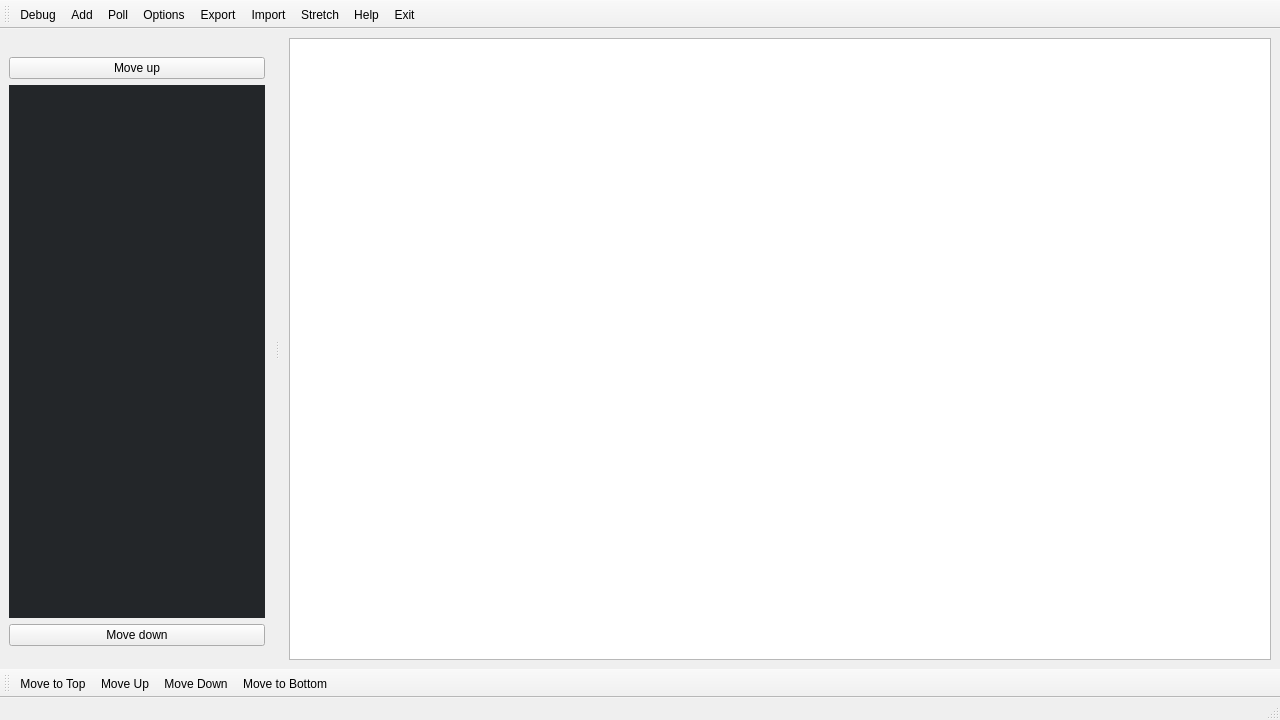
Qt form src/core/mainwindow.ui (kik4444/simple-process-tracker) before a commit.
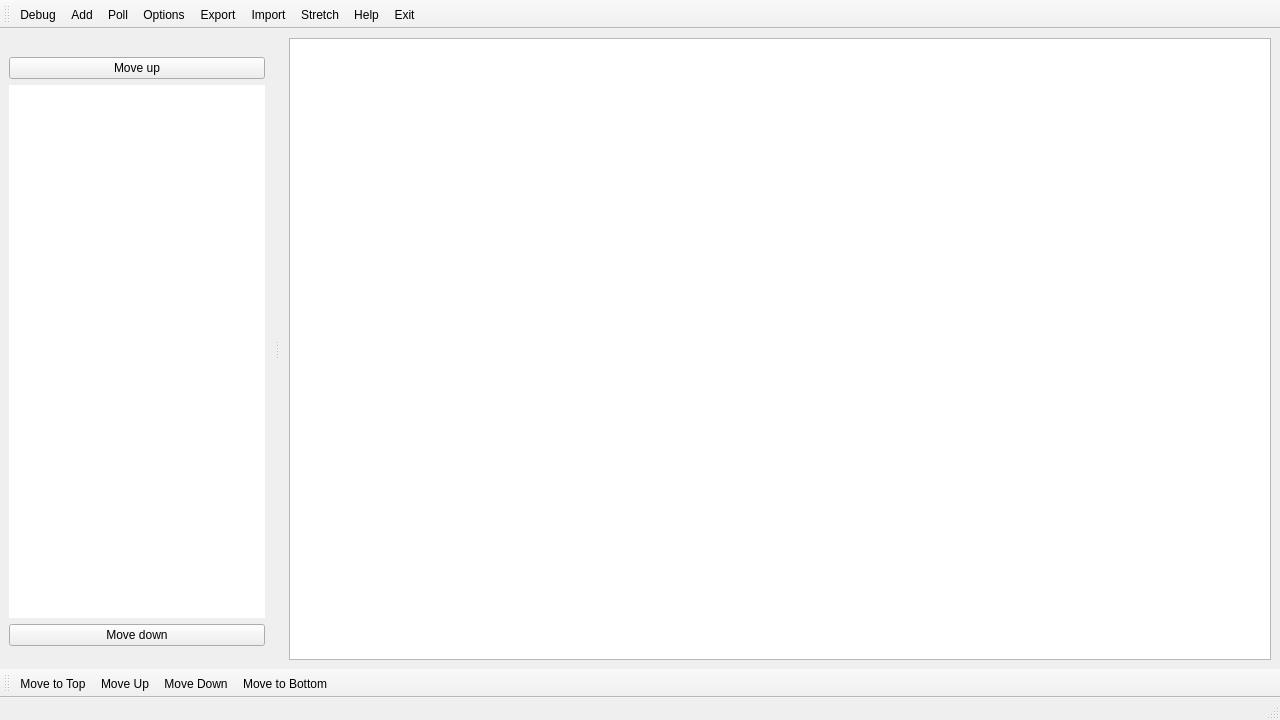
The same form after that commit. Icons and pictures are not drawn.

Commit message: Removed custom categories table palette

```diff
--- a/src/core/mainwindow.ui
+++ b/src/core/mainwindow.ui
@@ -102,583 +102,6 @@
      </item>
      <item>
       <widget class="QTableView" name="categoriesTable">
-       <property name="palette">
-        <palette>
-         <active>
-          <colorrole role="WindowText">
-           <brush brushstyle="SolidPattern">
-            <color alpha="255">
-             <red>239</red>
-             <green>240</green>
-             <blue>241</blue>
-            </color>
-           </brush>
-          </colorrole>
-          <colorrole role="Button">
-           <brush brushstyle="SolidPattern">
-            <color alpha="255">
-             <red>49</red>
-             <green>54</green>
-             <blue>59</blue>
-            </color>
-           </brush>
-          </colorrole>
-          <colorrole role="Light">
-           <brush brushstyle="SolidPattern">
-            <color alpha="255">
-             <red>24</red>
-             <green>27</green>
-             <blue>29</blue>
-            </color>
-           </brush>
-          </colorrole>
-          <colorrole role="Midlight">
-           <brush brushstyle="SolidPattern">
-            <color alpha="255">
-             <red>37</red>
-             <green>41</green>
-             <blue>44</blue>
-            </color>
-           </brush>
-          </colorrole>
-          <colorrole role="Dark">
-           <brush brushstyle="SolidPattern">
-            <color alpha="255">
-             <red>98</red>
-             <green>108</green>
-             <blue>118</blue>
-            </color>
-           </brush>
-          </colorrole>
-          <colorrole role="Mid">
-           <brush brushstyle="SolidPattern">
-            <color alpha="255">
-             <red>65</red>
-             <green>72</green>
-             <blue>78</blue>
-            </color>
-           </brush>
-          </colorrole>
-          <colorrole role="Text">
-           <brush brushstyle="SolidPattern">
-            <color alpha="255">
-             <red>239</red>
-             <green>240</green>
-             <blue>241</blue>
-            </color>
-           </brush>
-          </colorrole>
-          <colorrole role="BrightText">
-           <brush brushstyle="SolidPattern">
-            <color alpha="255">
-             <red>255</red>
-             <green>255</green>
-             <blue>255</blue>
-            </color>
-           </brush>
-          </colorrole>
-          <colorrole role="ButtonText">
-           <brush brushstyle="SolidPattern">
-            <color alpha="255">
-             <red>239</red>
-             <green>240</green>
-             <blue>241</blue>
-            </color>
-           </brush>
-          </colorrole>
-          <colorrole role="Base">
-           <brush brushstyle="SolidPattern">
-            <color alpha="255">
-             <red>49</red>
-             <green>54</green>
-             <blue>59</blue>
-            </color>
-           </brush>
-          </colorrole>
-          <colorrole role="Window">
-           <brush brushstyle="SolidPattern">
-            <color alpha="255">
-             <red>49</red>
-             <green>54</green>
-             <blue>59</blue>
-            </color>
-           </brush>
-          </colorrole>
-          <colorrole role="Shadow">
-           <brush brushstyle="SolidPattern">
-            <color alpha="255">
-             <red>118</red>
-             <green>118</green>
-             <blue>118</blue>
-            </color>
-           </brush>
-          </colorrole>
-          <colorrole role="Highlight">
-           <brush brushstyle="SolidPattern">
-            <color alpha="255">
-             <red>61</red>
-             <green>174</green>
-             <blue>233</blue>
-            </color>
-           </brush>
-          </colorrole>
-          <colorrole role="HighlightedText">
-           <brush brushstyle="SolidPattern">
-            <color alpha="255">
-             <red>239</red>
-             <green>240</green>
-             <blue>241</blue>
-            </color>
-           </brush>
-          </colorrole>
-          <colorrole role="Link">
-           <brush brushstyle="SolidPattern">
-            <color alpha="255">
-             <red>41</red>
-             <green>128</green>
-             <blue>185</blue>
-            </color>
-           </brush>
-          </colorrole>
-          <colorrole role="LinkVisited">
-           <brush brushstyle="SolidPattern">
-            <color alpha="255">
-             <red>127</red>
-             <green>140</green>
-             <blue>141</blue>
-            </color>
-           </brush>
-          </colorrole>
-          <colorrole role="AlternateBase">
-           <brush brushstyle="SolidPattern">
-            <color alpha="255">
-             <red>49</red>
-             <green>54</green>
-             <blue>59</blue>
-            </color>
-           </brush>
-          </colorrole>
-          <colorrole role="NoRole">
-           <brush brushstyle="SolidPattern">
-            <color alpha="255">
-             <red>0</red>
-             <green>0</green>
-             <blue>0</blue>
-            </color>
-           </brush>
-          </colorrole>
-          <colorrole role="ToolTipBase">
-           <brush brushstyle="SolidPattern">
-            <color alpha="255">
-             <red>49</red>
-             <green>54</green>
-             <blue>59</blue>
-            </color>
-           </brush>
-          </colorrole>
-          <colorrole role="ToolTipText">
-           <brush brushstyle="SolidPattern">
-            <color alpha="255">
-             <red>239</red>
-             <green>240</green>
-             <blue>241</blue>
-            </color>
-           </brush>
-          </colorrole>
-          <colorrole role="PlaceholderText">
-           <brush brushstyle="SolidPattern">
-            <color alpha="128">
-             <red>0</red>
-             <green>0</green>
-             <blue>0</blue>
-            </color>
-           </brush>
-          </colorrole>
-         </active>
-         <inactive>
-          <colorrole role="WindowText">
-           <brush brushstyle="SolidPattern">
-            <color alpha="255">
-             <red>239</red>
-             <green>240</green>
-             <blue>241</blue>
-            </color>
-           </brush>
-          </colorrole>
-          <colorrole role="Button">
-           <brush brushstyle="SolidPattern">
-            <color alpha="255">
-             <red>49</red>
-             <green>54</green>
-             <blue>59</blue>
-            </color>
-           </brush>
-          </colorrole>
-          <colorrole role="Light">
-           <brush brushstyle="SolidPattern">
-            <color alpha="255">
-             <red>24</red>
-             <green>27</green>
-             <blue>29</blue>
-            </color>
-           </brush>
-          </colorrole>
-          <colorrole role="Midlight">
-           <brush brushstyle="SolidPattern">
-            <color alpha="255">
-             <red>37</red>
-             <green>41</green>
-             <blue>44</blue>
-            </color>
-           </brush>
-          </colorrole>
-          <colorrole role="Dark">
-           <brush brushstyle="SolidPattern">
-            <color alpha="255">
-             <red>98</red>
-             <green>108</green>
-             <blue>118</blue>
-            </color>
-           </brush>
-          </colorrole>
-          <colorrole role="Mid">
-           <brush brushstyle="SolidPattern">
-            <color alpha="255">
-             <red>65</red>
-             <green>72</green>
-             <blue>78</blue>
-            </color>
-           </brush>
-          </colorrole>
-          <colorrole role="Text">
-           <brush brushstyle="SolidPattern">
-            <color alpha="255">
-             <red>239</red>
-             <green>240</green>
-             <blue>241</blue>
-            </color>
-           </brush>
-          </colorrole>
-          <colorrole role="BrightText">
-           <brush brushstyle="SolidPattern">
-            <color alpha="255">
-             <red>255</red>
-             <green>255</green>
-             <blue>255</blue>
-            </color>
-           </brush>
-          </colorrole>
-          <colorrole role="ButtonText">
-           <brush brushstyle="SolidPattern">
-            <color alpha="255">
-             <red>239</red>
-             <green>240</green>
-             <blue>241</blue>
-            </color>
-           </brush>
-          </colorrole>
-          <colorrole role="Base">
-           <brush brushstyle="SolidPattern">
-            <color alpha="255">
-             <red>35</red>
-             <green>38</green>
-             <blue>41</blue>
-            </color>
-           </brush>
-          </colorrole>
-          <colorrole role="Window">
-           <brush brushstyle="SolidPattern">
-            <color alpha="255">
-             <red>49</red>
-             <green>54</green>
-             <blue>59</blue>
-            </color>
-           </brush>
-          </colorrole>
-          <colorrole role="Shadow">
-           <brush brushstyle="SolidPattern">
-            <color alpha="255">
-             <red>118</red>
-             <green>118</green>
-             <blue>118</blue>
-            </color>
-           </brush>
-          </colorrole>
-          <colorrole role="Highlight">
-           <brush brushstyle="SolidPattern">
-            <color alpha="255">
-             <red>61</red>
-             <green>174</green>
-             <blue>233</blue>
-            </color>
-           </brush>
-          </colorrole>
-          <colorrole role="HighlightedText">
-           <brush brushstyle="SolidPattern">
-            <color alpha="255">
-             <red>239</red>
-             <green>240</green>
-             <blue>241</blue>
-            </color>
-           </brush>
-          </colorrole>
-          <colorrole role="Link">
-           <brush brushstyle="SolidPattern">
-            <color alpha="255">
-             <red>41</red>
-             <green>128</green>
-             <blue>185</blue>
-            </color>
-           </brush>
-          </colorrole>
-          <colorrole role="LinkVisited">
-           <brush brushstyle="SolidPattern">
-            <color alpha="255">
-             <red>127</red>
-             <green>140</green>
-             <blue>141</blue>
-            </color>
-           </brush>
-          </colorrole>
-          <colorrole role="AlternateBase">
-           <brush brushstyle="SolidPattern">
-            <color alpha="255">
-             <red>49</red>
-             <green>54</green>
-             <blue>59</blue>
-            </color>
-           </brush>
-          </colorrole>
-          <colorrole role="NoRole">
-           <brush brushstyle="NoBrush">
-            <color alpha="255">
-             <red>0</red>
-             <green>0</green>
-             <blue>0</blue>
-            </color>
-           </brush>
-          </colorrole>
-          <colorrole role="ToolTipBase">
-           <brush brushstyle="SolidPattern">
-            <color alpha="255">
-             <red>49</red>
-             <green>54</green>
-             <blue>59</blue>
-            </color>
-           </brush>
-          </colorrole>
-          <colorrole role="ToolTipText">
-           <brush brushstyle="SolidPattern">
-            <color alpha="255">
-             <red>239</red>
-             <green>240</green>
-             <blue>241</blue>
-            </color>
-           </brush>
-          </colorrole>
-          <colorrole role="PlaceholderText">
-           <brush brushstyle="SolidPattern">
-            <color alpha="128">
-             <red>0</red>
-             <green>0</green>
-             <blue>0</blue>
-            </color>
-           </brush>
-          </colorrole>
-         </inactive>
-         <disabled>
-          <colorrole role="WindowText">
-           <brush brushstyle="SolidPattern">
-            <color alpha="255">
-             <red>98</red>
-             <green>108</green>
-             <blue>118</blue>
-            </color>
-           </brush>
-          </colorrole>
-          <colorrole role="Button">
-           <brush brushstyle="SolidPattern">
-            <color alpha="255">
-             <red>49</red>
-             <green>54</green>
-             <blue>59</blue>
-            </color>
-           </brush>
-          </colorrole>
-          <colorrole role="Light">
-           <brush brushstyle="SolidPattern">
-            <color alpha="255">
-             <red>24</red>
-             <green>27</green>
-             <blue>29</blue>
-            </color>
-           </brush>
-          </colorrole>
-          <colorrole role="Midlight">
-           <brush brushstyle="SolidPattern">
-            <color alpha="255">
-             <red>37</red>
-             <green>41</green>
-             <blue>44</blue>
-            </color>
-           </brush>
-          </colorrole>
-          <colorrole role="Dark">
-           <brush brushstyle="SolidPattern">
-            <color alpha="255">
-             <red>98</red>
-             <green>108</green>
-             <blue>118</blue>
-            </color>
-           </brush>
-          </colorrole>
-          <colorrole role="Mid">
-           <brush brushstyle="SolidPattern">
-            <color alpha="255">
-             <red>65</red>
-             <green>72</green>
-             <blue>78</blue>
-            </color>
-           </brush>
-          </colorrole>
-          <colorrole role="Text">
-           <brush brushstyle="SolidPattern">
-            <color alpha="255">
-             <red>98</red>
-             <green>108</green>
-             <blue>118</blue>
-            </color>
-           </brush>
-          </colorrole>
-          <colorrole role="BrightText">
-           <brush brushstyle="SolidPattern">
-            <color alpha="255">
-             <red>255</red>
-             <green>255</green>
-             <blue>255</blue>
-            </color>
-           </brush>
-          </colorrole>
-          <colorrole role="ButtonText">
-           <brush brushstyle="SolidPattern">
-            <color alpha="255">
-             <red>98</red>
-             <green>108</green>
-             <blue>118</blue>
-            </color>
-           </brush>
-          </colorrole>
-          <colorrole role="Base">
-           <brush brushstyle="SolidPattern">
-            <color alpha="255">
-             <red>49</red>
-             <green>54</green>
-             <blue>59</blue>
-            </color>
-           </brush>
-          </colorrole>
-          <colorrole role="Window">
-           <brush brushstyle="SolidPattern">
-            <color alpha="255">
-             <red>49</red>
-             <green>54</green>
-             <blue>59</blue>
-            </color>
-           </brush>
-          </colorrole>
-          <colorrole role="Shadow">
-           <brush brushstyle="SolidPattern">
-            <color alpha="255">
-             <red>177</red>
-             <green>177</green>
-             <blue>177</blue>
-            </color>
-           </brush>
-          </colorrole>
-          <colorrole role="Highlight">
-           <brush brushstyle="SolidPattern">
-            <color alpha="255">
-             <red>65</red>
-             <green>72</green>
-             <blue>78</blue>
-            </color>
-           </brush>
-          </colorrole>
-          <colorrole role="HighlightedText">
-           <brush brushstyle="SolidPattern">
-            <color alpha="255">
-             <red>37</red>
-             <green>41</green>
-             <blue>44</blue>
-            </color>
-           </brush>
-          </colorrole>
-          <colorrole role="Link">
-           <brush brushstyle="SolidPattern">
-            <color alpha="255">
-             <red>41</red>
-             <green>128</green>
-             <blue>185</blue>
-            </color>
-           </brush>
-          </colorrole>
-          <colorrole role="LinkVisited">
-           <brush brushstyle="SolidPattern">
-            <color alpha="255">
-             <red>127</red>
-             <green>140</green>
-             <blue>141</blue>
-            </color>
-           </brush>
-          </colorrole>
-          <colorrole role="AlternateBase">
-           <brush brushstyle="SolidPattern">
-            <color alpha="255">
-             <red>49</red>
-             <green>54</green>
-             <blue>59</blue>
-            </color>
-           </brush>
-          </colorrole>
-          <colorrole role="NoRole">
-           <brush brushstyle="NoBrush">
-            <color alpha="255">
-             <red>0</red>
-             <green>0</green>
-             <blue>0</blue>
-            </color>
-           </brush>
-          </colorrole>
-          <colorrole role="ToolTipBase">
-           <brush brushstyle="SolidPattern">
-            <color alpha="255">
-             <red>49</red>
-             <green>54</green>
-             <blue>59</blue>
-            </color>
-           </brush>
-          </colorrole>
-          <colorrole role="ToolTipText">
-           <brush brushstyle="SolidPattern">
-            <color alpha="255">
-             <red>239</red>
-             <green>240</green>
-             <blue>241</blue>
-            </color>
-           </brush>
-          </colorrole>
-          <colorrole role="PlaceholderText">
-           <brush brushstyle="SolidPattern">
-            <color alpha="128">
-             <red>0</red>
-             <green>0</green>
-             <blue>0</blue>
-            </color>
-           </brush>
-          </colorrole>
-         </disabled>
-        </palette>
-       </property>
        <property name="frameShape">
         <enum>QFrame::NoFrame</enum>
        </property>
```
The commit also changes 1 other file.
